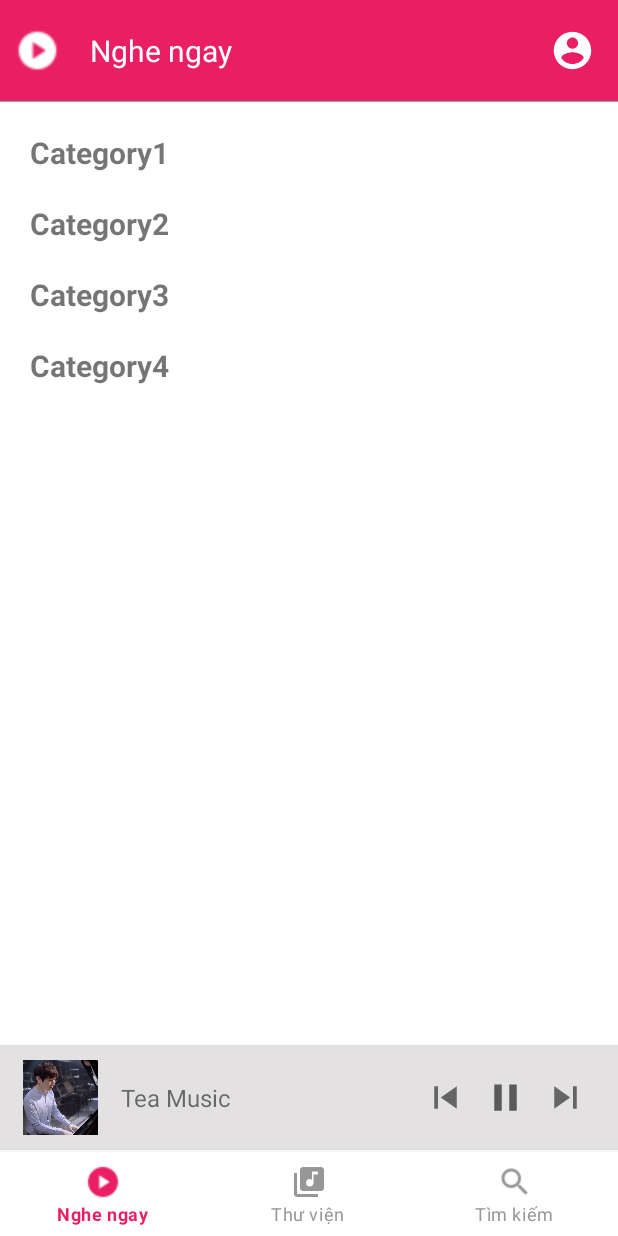
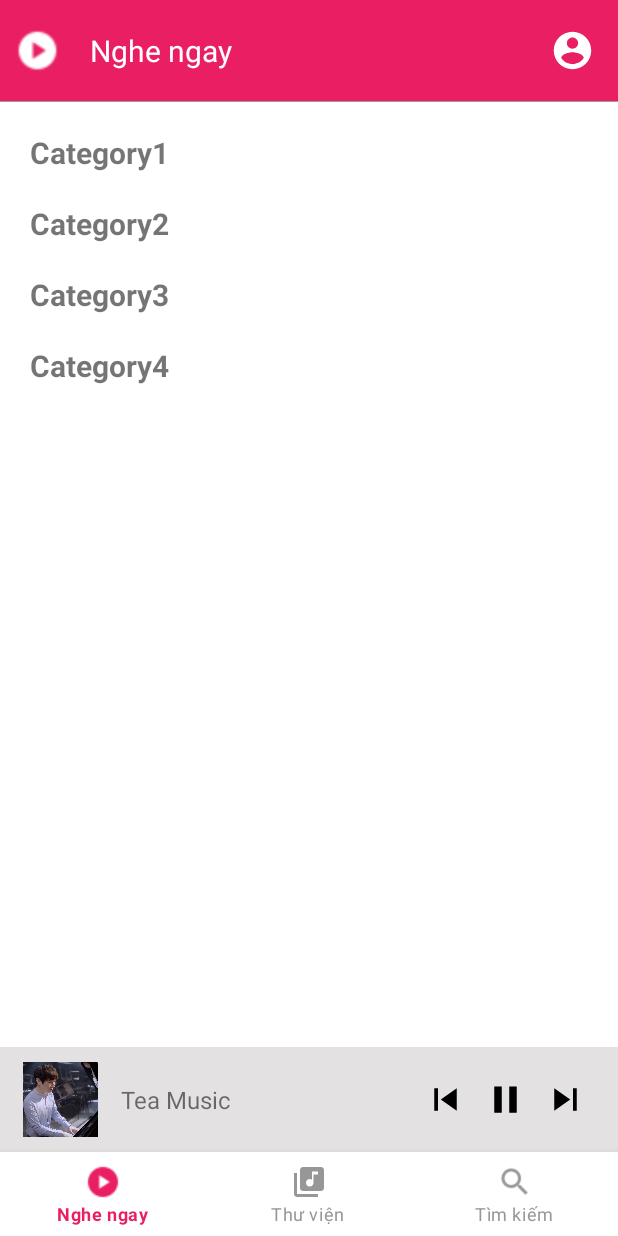
Before and after one commit to Skylake007/AppMusic, an Android app: the HomeActivity screen opened directly, with no data from a screen before it, on a phone screen of 412 x 824 dp. Run offline under Robolectric (Android 15) with nearby library versions, the phone set to English and light mode, and no system bars; our stand-ins replace Picasso; pictures from the network do not load; 2 statements that could not run were skipped.

Commit message:
- Chức năng:     + hoàn thành chức năng tiến và lùi bài hát.     + thay đổi được thông tin bài hát ở notification và thanh playNav.

```diff
--- a/app/src/main/java/com/example/appnghenhaconline/activity/HomeActivity.kt
+++ b/app/src/main/java/com/example/appnghenhaconline/activity/HomeActivity.kt
@@ -28,10 +28,14 @@ class HomeActivity : AppCompatActivity(), GestureDetector.OnGestureListener {
 
     private lateinit var gestureDetector : GestureDetector
     private lateinit var menuUser: ImageView
-    lateinit var btnPlayOrPause : ImageView
+    private lateinit var btnPlayOrPause : ImageView
+    lateinit var btnNext : ImageView
+    lateinit var btnPrev : ImageView
     lateinit var imgPlayNav : ImageView
-    lateinit var tvPlayNav : TextView
+    private lateinit var tvPlayNav : TextView
     lateinit var mSong: Song
+    lateinit var mList: ArrayList<Song>
+    var mPosition: Int = 0
     var isPlaying: Boolean = false
 
     private var broadcastReceiver = object: BroadcastReceiver(){
@@ -39,9 +43,12 @@ class HomeActivity : AppCompatActivity(), GestureDetector.OnGestureListener {
             val bundle: Bundle? = intent?.extras
             //nhận dữ liệu action từ MyService
             mSong = bundle?.get("item_song") as Song
+            mPosition = bundle.get("position_song") as Int
+            mList = bundle.get("list_song") as ArrayList<Song>
             isPlaying = bundle.getBoolean("status_player")
             val actionMusic: Int = bundle.getInt("action_music")
 
+            mSong = mList[mPosition]
             handleLayoutMusic(actionMusic)
         }
     }
@@ -69,6 +76,8 @@ class HomeActivity : AppCompatActivity(), GestureDetector.OnGestureListener {
         imgPlayNav = findViewById(R.id.imgPlayNav)
         tvPlayNav = findViewById(R.id.tvPlayNav)
         menuUser = findViewById(R.id.setting)
+        btnNext = findViewById(R.id.btnNext)
+        btnPrev = findViewById(R.id.btnPre)
     }
 
     private fun initMenu(){
@@ -77,7 +86,7 @@ class HomeActivity : AppCompatActivity(), GestureDetector.OnGestureListener {
                             .replace(R.id.fragmentContainer, PlayNowFragment()).apply {
                                 tvFragment.setText(R.string.action_play_now)
                                 imgTopNav.setImageResource(R.drawable.ic_play_circle)
-                             }.commit()
+                            }.commit()
         //set sự kiện chuyển fragment
         bottomNav.setOnNavigationItemSelectedListener { item ->
             var selectedFragment: Fragment = PlayNowFragment()
@@ -105,7 +114,7 @@ class HomeActivity : AppCompatActivity(), GestureDetector.OnGestureListener {
             true
 
         }
-        //khởi tạo menu dropdown
+        // chuyển sang userActivity
         menuUser.setOnClickListener {v ->
             intent = Intent(this, UserActivity::class.java)
             startActivity(intent)
@@ -176,6 +185,12 @@ class HomeActivity : AppCompatActivity(), GestureDetector.OnGestureListener {
                 showInfoSong()
                 setStatusButtonPlayOrPause()
             }
+            MyService.ACTION_NEXT->{
+                showInfoSong()
+            }
+            MyService.ACTION_PREVIOUS->{
+                showInfoSong()
+            }
             MyService.ACTION_INFO->{
                 showInfoSong()
                 setStatusButtonPlayOrPause()
@@ -195,6 +210,12 @@ class HomeActivity : AppCompatActivity(), GestureDetector.OnGestureListener {
                 sendActionToService(MyService.ACTION_RESUME)
             }
         }
+        btnNext.setOnClickListener {
+            sendActionToService(MyService.ACTION_NEXT)
+        }
+        btnPrev.setOnClickListener {
+            sendActionToService(MyService.ACTION_PREVIOUS)
+        }
     }
 
     private fun setStatusButtonPlayOrPause(){
--- a/app/src/main/java/com/example/appnghenhaconline/fragment/SignupTabFragment.kt
+++ b/app/src/main/java/com/example/appnghenhaconline/fragment/SignupTabFragment.kt
@@ -64,7 +64,6 @@ class SignupTabFragment : Fragment() {
                     callApiSignIn(name,encryptPassword,sex,email.text.toString())
                 }
             }
-
         }
     }
 
--- a/app/src/main/res/drawable/ic_baseline_pause_24.xml
+++ b/app/src/main/res/drawable/ic_baseline_pause_24.xml
@@ -3,7 +3,7 @@
     android:height="24dp"
     android:viewportWidth="24"
     android:viewportHeight="24"
-    android:tint="?attr/colorControlNormal">
+    android:tint="@color/black">
   <path
       android:fillColor="@android:color/white"
       android:pathData="M6,19h4L10,5L6,5v14zM14,5v14h4L18,5h-4z"/>
--- a/app/src/main/res/drawable/ic_baseline_play_arrow_24.xml
+++ b/app/src/main/res/drawable/ic_baseline_play_arrow_24.xml
@@ -3,7 +3,7 @@
     android:height="24dp"
     android:viewportWidth="24"
     android:viewportHeight="24"
-    android:tint="?attr/colorControlNormal">
+    android:tint="@color/black">
   <path
       android:fillColor="@android:color/white"
       android:pathData="M8,5v14l11,-7z"/>
--- a/app/src/main/res/drawable/ic_next.xml
+++ b/app/src/main/res/drawable/ic_next.xml
@@ -1,5 +1,11 @@
-<vector android:height="24dp" android:tint="#656565"
-    android:viewportHeight="24" android:viewportWidth="24"
-    android:width="24dp" xmlns:android="http://schemas.android.com/apk/res/android">
-    <path android:fillColor="@android:color/white" android:pathData="M6,18l8.5,-6L6,6v12zM16,6v12h2V6h-2z"/>
+<vector xmlns:android="http://schemas.android.com/apk/res/android"
+    android:height="24dp"
+    android:tint="@color/black"
+    android:viewportHeight="24"
+    android:viewportWidth="24"
+    android:width="24dp"
+    >
+    <path
+        android:fillColor="@android:color/white"
+        android:pathData="M6,18l8.5,-6L6,6v12zM16,6v12h2V6h-2z"/>
 </vector>
--- a/app/src/main/res/drawable/ic_previous.xml
+++ b/app/src/main/res/drawable/ic_previous.xml
@@ -1,5 +1,10 @@
-<vector android:height="24dp" android:tint="#656565"
-    android:viewportHeight="24" android:viewportWidth="24"
-    android:width="24dp" xmlns:android="http://schemas.android.com/apk/res/android">
-    <path android:fillColor="@android:color/white" android:pathData="M6,6h2v12L6,18zM9.5,12l8.5,6L18,6z"/>
+<vector xmlns:android="http://schemas.android.com/apk/res/android"
+    android:height="24dp"
+    android:tint="#000000"
+    android:viewportHeight="24"
+    android:viewportWidth="24"
+    android:width="24dp">
+    <path
+        android:fillColor="@android:color/white"
+        android:pathData="M6,6h2v12L6,18zM9.5,12l8.5,6L18,6z"/>
 </vector>
--- a/app/src/main/res/layout/activity_home.xml
+++ b/app/src/main/res/layout/activity_home.xml
@@ -8,7 +8,6 @@
     android:id="@+id/layoutHomeActivity">
 
     <RelativeLayout
-
         android:id="@+id/topNav"
         android:layout_width="match_parent"
         android:layout_height="wrap_content"
@@ -79,7 +78,6 @@
         android:layout_width="match_parent"
         android:layout_height="wrap_content"
         android:layout_above="@id/bottomNav"
-        android:layout_marginBottom="1dp"
         android:background="#E3E1E1">
 
         <LinearLayout
```
Also changed, not shown: app/src/main/java/com/example/appnghenhaconline/fragment/ListSongFragment.kt (+8 -4 lines), app/src/main/java/com/example/appnghenhaconline/service/DataLocalManager.kt (added, +7 -0 lines), app/src/main/java/com/example/appnghenhaconline/service/MyService.kt (+65 -7 lines), app/src/main/java/com/example/appnghenhaconline/service/MySharedPreferences.kt (added, +24 -0 lines), app/src/main/res/layout/i_layout_notification.xml (+24 -6 lines).
